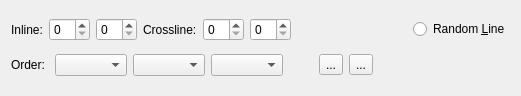
Above: ProjectViewer/seismicdataselector.ui from fsoos74/su before the change. Below: the same form after it.
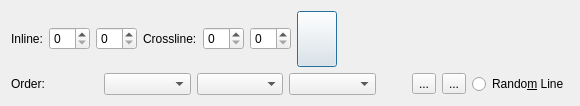
That is the form after the change. Icons and pictures are not drawn.

Diff of the .ui file:
```diff
--- a/ProjectViewer/seismicdataselector.ui
+++ b/ProjectViewer/seismicdataselector.ui
@@ -6,8 +6,8 @@
    <rect>
     <x>0</x>
     <y>0</y>
-    <width>521</width>
-    <height>96</height>
+    <width>580</width>
+    <height>106</height>
    </rect>
   </property>
   <property name="windowTitle">
@@ -42,6 +42,39 @@
      <item>
       <widget class="QSpinBox" name="sbXlineCount"/>
      </item>
+     <item>
+      <widget class="QPushButton" name="pbLock">
+       <property name="sizePolicy">
+        <sizepolicy hsizetype="Minimum" vsizetype="Minimum">
+         <horstretch>0</horstretch>
+         <verstretch>0</verstretch>
+        </sizepolicy>
+       </property>
+       <property name="minimumSize">
+        <size>
+         <width>32</width>
+         <height>32</height>
+        </size>
+       </property>
+       <property name="text">
+        <string/>
+       </property>
+       <property name="icon">
+        <iconset resource="icons.qrc">
+         <normaloff>:/icons/images/padlock_open.png</normaloff>
+         <normalon>:/icons/images/padlock_close.png</normalon>:/icons/images/padlock_open.png</iconset>
+       </property>
+       <property name="iconSize">
+        <size>
+         <width>32</width>
+         <height>32</height>
+        </size>
+       </property>
+       <property name="checkable">
+        <bool>true</bool>
+       </property>
+      </widget>
+     </item>
      <item>
       <spacer name="horizontalSpacer">
        <property name="orientation">
@@ -55,13 +88,6 @@
        </property>
       </spacer>
      </item>
-     <item>
-      <widget class="QRadioButton" name="rbRandomLine">
-       <property name="text">
-        <string>Random &amp;Line</string>
-       </property>
-      </widget>
-     </item>
     </layout>
    </item>
    <item>
@@ -133,17 +159,11 @@
       </widget>
      </item>
      <item>
-      <spacer name="horizontalSpacer_3">
-       <property name="orientation">
-        <enum>Qt::Horizontal</enum>
+      <widget class="QRadioButton" name="rbRandomLine">
+       <property name="text">
+        <string>Rando&amp;m Line</string>
        </property>
-       <property name="sizeHint" stdset="0">
-        <size>
-         <width>40</width>
-         <height>20</height>
-        </size>
-       </property>
-      </spacer>
+      </widget>
      </item>
     </layout>
    </item>
```
